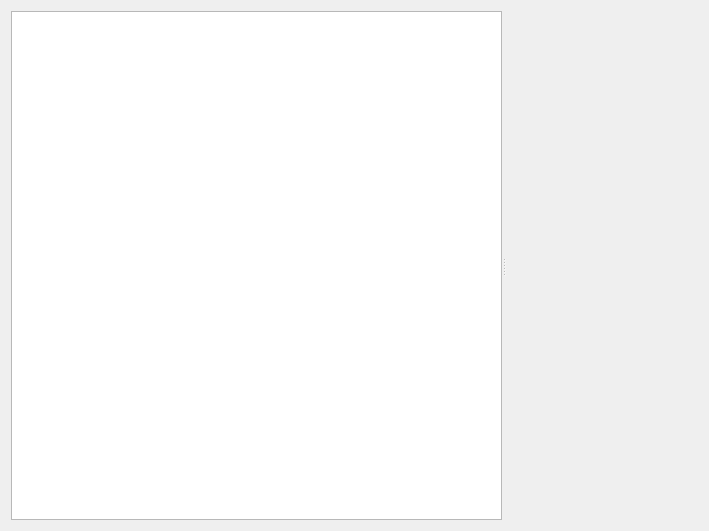
Old version of the form core/ui/pages/pluginpage.ui in the repository Novynn/Adamant.
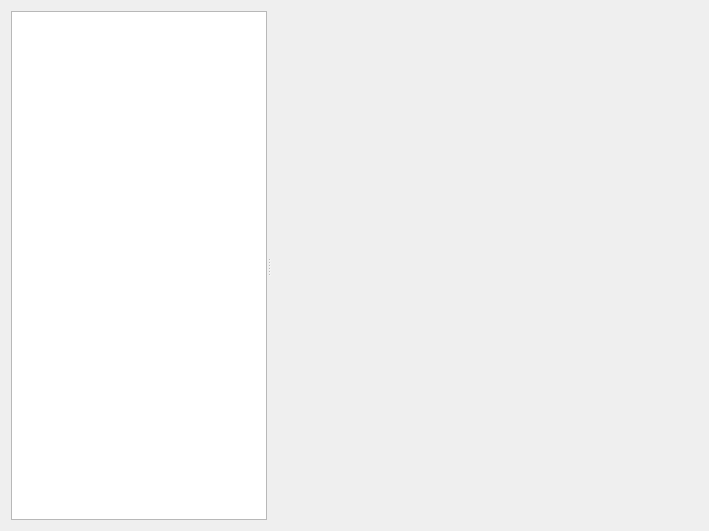
New version of the form.

The edit to the form file:
```diff
--- a/core/ui/pages/pluginpage.ui
+++ b/core/ui/pages/pluginpage.ui
@@ -23,6 +23,12 @@
       <enum>Qt::Horizontal</enum>
      </property>
      <widget class="QWidget" name="widget_2" native="true">
+      <property name="minimumSize">
+       <size>
+        <width>256</width>
+        <height>0</height>
+       </size>
+      </property>
       <layout class="QVBoxLayout" name="verticalLayout_2">
        <property name="spacing">
         <number>0</number>
@@ -57,7 +63,14 @@
        </item>
       </layout>
      </widget>
-     <widget class="QWidget" name="widget" native="true"/>
+     <widget class="QWidget" name="widget" native="true">
+      <property name="sizePolicy">
+       <sizepolicy hsizetype="Expanding" vsizetype="Preferred">
+        <horstretch>5</horstretch>
+        <verstretch>0</verstretch>
+       </sizepolicy>
+      </property>
+     </widget>
     </widget>
    </item>
   </layout>
```
